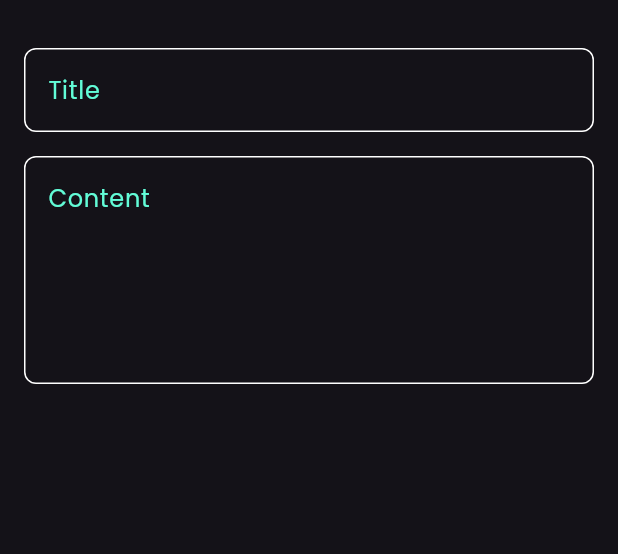
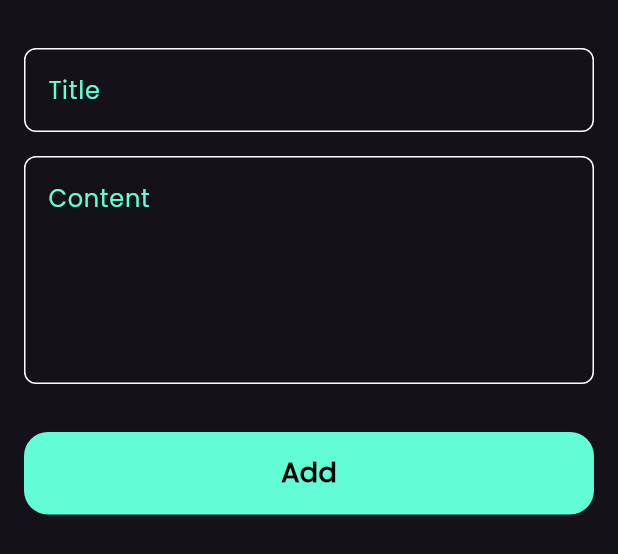
Before and after one commit to ZeyadBamj/notes_app, a Flutter app: the AddNoteBottomSheet widget shown alone on an empty page, opened directly, on a phone screen of 412 x 824 dp. Shown: the top 554 px of the screen. Run offline on Flutter 3.47's test engine with Material 3 defaults, Android fonts, the phone set to English and light mode, and no system bars; our stand-ins replace font_awesome_flutter.

Commit message:
create CustomButton, and finish bottom sheet

```diff
--- a/lib/widgets/add_note_bottom_sheet.dart
+++ b/lib/widgets/add_note_bottom_sheet.dart
@@ -1,5 +1,5 @@
-
 import 'package:flutter/material.dart';
+import 'package:note_app/widgets/custom_button.dart';
 import 'package:note_app/widgets/custom_text_field.dart';
 
 class AddNoteBottomSheet extends StatelessWidget {
@@ -9,6 +9,7 @@ class AddNoteBottomSheet extends StatelessWidget {
   Widget build(BuildContext context) {
     return Padding(
       padding: const EdgeInsets.symmetric(horizontal: 16),
+      child: SingleChildScrollView(
         child: Column(
           children: const [
              SizedBox(
@@ -24,7 +25,15 @@ class AddNoteBottomSheet extends StatelessWidget {
               hintText: 'Content',
               maxLines: 5,
             ),
+            SizedBox(
+              height: 32,
+            ),
+            CustomButton(),
+             SizedBox(
+              height: 32,
+            ),
           ],
+        ),
       ),
     );
   }
--- /dev/null
+++ b/lib/widgets/custom_button.dart
@@ -0,0 +1,30 @@
+
+import 'package:flutter/material.dart';
+import 'package:note_app/constants.dart';
+
+class CustomButton extends StatelessWidget {
+  const CustomButton({super.key});
+
+  @override
+  Widget build(BuildContext context) {
+    return Container(
+      width: MediaQuery.of(context).size.width,
+      height: 55,
+      decoration: BoxDecoration(
+      color: kPrimaryColor,
+      borderRadius: BorderRadius.circular(16)
+
+      ),
+      child: const Center(
+        child: Text(
+          'Add',
+          style: TextStyle(
+            color: Colors.black,
+            fontSize: 18,
+            fontWeight: FontWeight.bold
+          ),
+        ),
+      ),
+    );
+  }
+}
```
Lines whose indentation alone changed are shown as unchanged.
